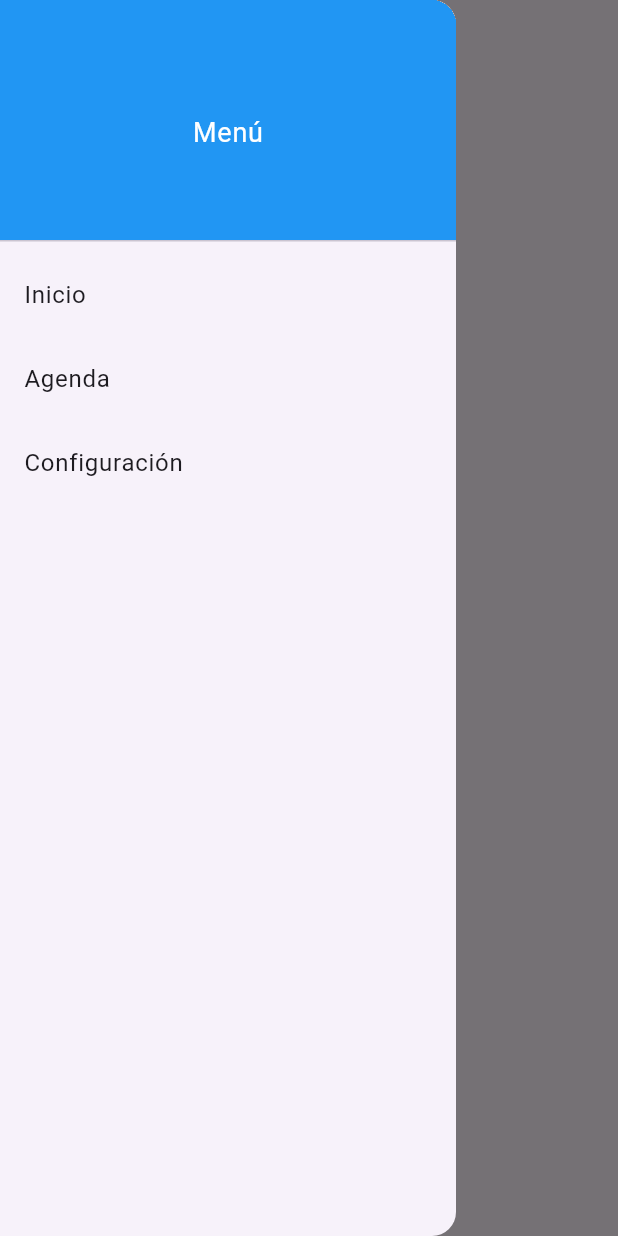
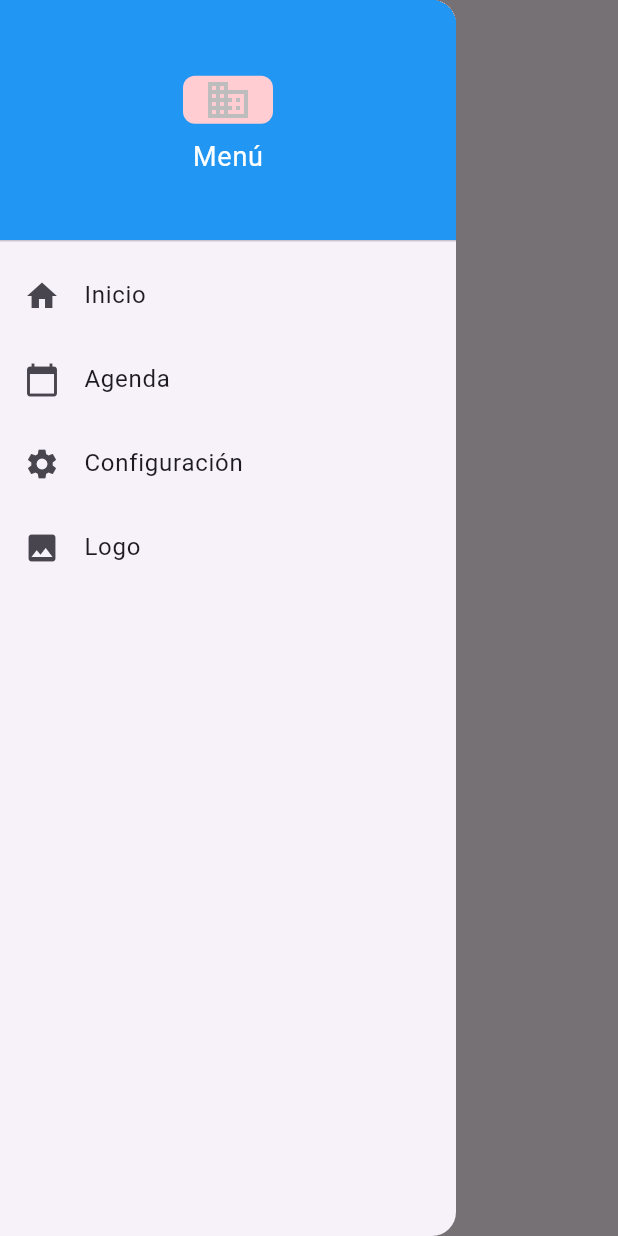
Before and after one commit to fdcirettg/flutter_calendario, a Flutter app: the screen it shows after launch, with the side drawer open, on a phone screen of 412 x 824 dp. Run offline on Flutter 3.47's test engine with Material 3 defaults, Android fonts, the phone set to English and light mode, and no system bars; our stand-ins replace get, go_router, shared_preferences.

Commit message:
Cambios a AppScaffold y main para mostrar logo en Drawer

```diff
--- a/lib/app_scaffold.dart
+++ b/lib/app_scaffold.dart
@@ -2,6 +2,7 @@ import 'package:flutter/material.dart';
 import 'package:go_router/go_router.dart';
 import 'app_text.dart';
 import 'package:shared_preferences/shared_preferences.dart';
+import 'app_logo.dart';
 
 class AppScaffold extends StatelessWidget {
   final String title;
@@ -35,6 +36,7 @@ class AppScaffold extends StatelessWidget {
                 return Column(
                   mainAxisAlignment: MainAxisAlignment.center,
                   children: [
+                    AppLogo(width: 60),
                     SizedBox(height: 8),
                     Text(drawerText, style: TextStyle(color: Colors.white, fontSize: 18)),
                   ],
@@ -43,21 +45,31 @@ class AppScaffold extends StatelessWidget {
             ),
             ),
             ListTile(
+              leading: const Icon(Icons.home),
               title: const Text('Inicio'),
               onTap: () {
                 context.go('/');
               },
             ),
             ListTile(
+              leading: const Icon(Icons.calendar_today),
               title: const Text('Agenda'),
               onTap: () {
                 context.go('/agenda');
               },
             ),
             ListTile(
+              leading: const Icon(Icons.settings),
               title: const Text('Configuración'),
               onTap: () {
                 context.go('/configuracion');
+              },
+            ),
+            ListTile(
+              leading: const Icon(Icons.image),
+              title: const Text('Logo'),
+              onTap: () {
+                context.go('/logomanager');
               },
             ),
           ],
--- a/lib/main.dart
+++ b/lib/main.dart
@@ -10,7 +10,7 @@ import 'configuracion_page.dart';
 import 'theme_provider.dart';
 import 'app_text.dart';
 import 'package:shared_preferences/shared_preferences.dart';
-
+import 'logo_manager.dart';
 
 void main() {
   Get.put(SettingsController());
@@ -30,6 +30,7 @@ class MyApp extends StatelessWidget {
       GoRoute(path: '/', builder: (context, state) => const MyHomePage(title:'Inicio')),
       GoRoute(path: '/agenda', builder: (context, state) => AgendaPage()),
       GoRoute(path: '/configuracion', builder: (context, state) => ConfiguracionPage()),
+      GoRoute(path: '/logomanager', builder: (context, state) => LogoManager()),
     ]);
     return MaterialApp.router( title: 'Agenda Veterinaria',
       routerConfig: router,
```
